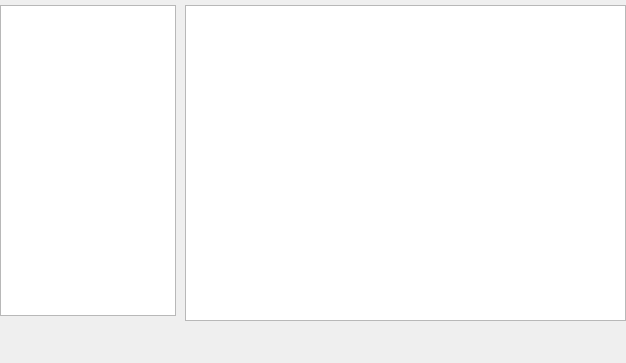
First picture: the form in ui/mainwin.ui, repository berndhs/notably, before the edit.
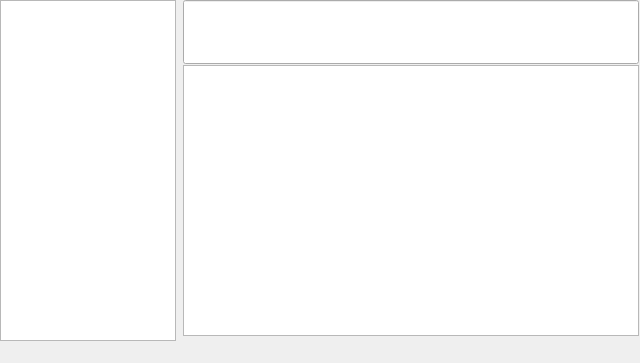
Second picture: the form after the edit. Custom widgets are drawn as their Qt base class.

Commit message: change note names, sort the note list, use home directory service from DesktopServices

Patch:
```diff
--- a/ui/mainwin.ui
+++ b/ui/mainwin.ui
@@ -6,7 +6,7 @@
    <rect>
     <x>0</x>
     <y>0</y>
-    <width>626</width>
+    <width>640</width>
     <height>363</height>
    </rect>
   </property>
@@ -17,10 +17,10 @@
    <widget class="nota::EditBox" name="editBox">
     <property name="geometry">
      <rect>
-      <x>185</x>
-      <y>5</y>
-      <width>441</width>
-      <height>316</height>
+      <x>183</x>
+      <y>65</y>
+      <width>456</width>
+      <height>271</height>
      </rect>
     </property>
     <property name="textInteractionFlags">
@@ -31,10 +31,32 @@
     <property name="geometry">
      <rect>
       <x>0</x>
-      <y>5</y>
+      <y>0</y>
       <width>176</width>
-      <height>311</height>
+      <height>341</height>
      </rect>
+    </property>
+    <property name="dragDropMode">
+     <enum>QAbstractItemView::NoDragDrop</enum>
+    </property>
+    <property name="alternatingRowColors">
+     <bool>true</bool>
+    </property>
+    <property name="sortingEnabled">
+     <bool>true</bool>
+    </property>
+   </widget>
+   <widget class="QLineEdit" name="noteName">
+    <property name="geometry">
+     <rect>
+      <x>183</x>
+      <y>0</y>
+      <width>456</width>
+      <height>64</height>
+     </rect>
+    </property>
+    <property name="dragEnabled">
+     <bool>true</bool>
     </property>
    </widget>
   </widget>
```
Left out of the diff: 2 changed lines with no effect on the pictures. The commit also changes 3 other files.
